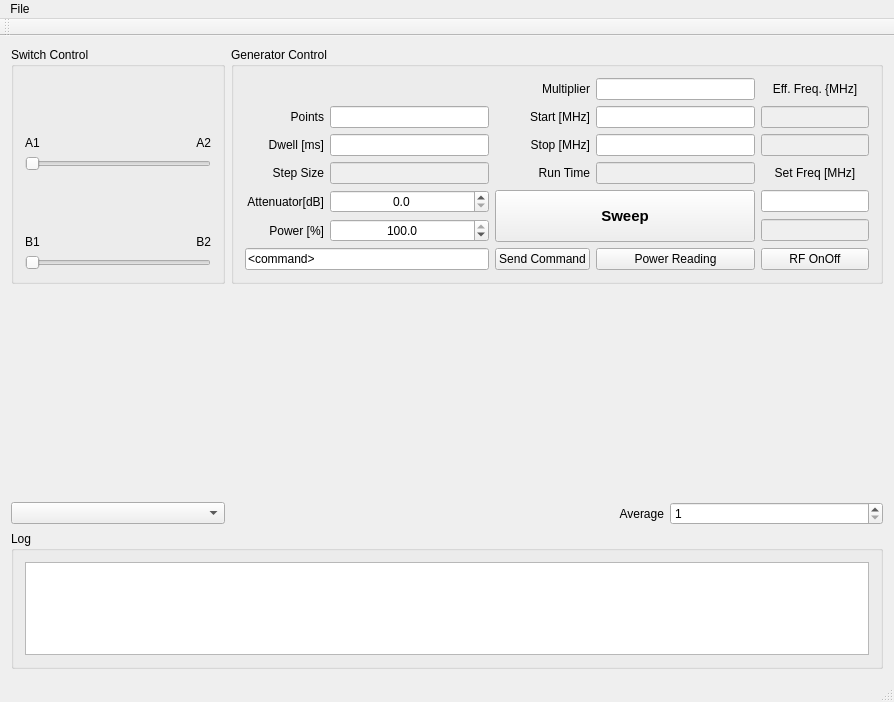
This is mainwindow.ui in TripletESR/DNP100GHz as Qt 5 draws it before an edit. The edited form follows.
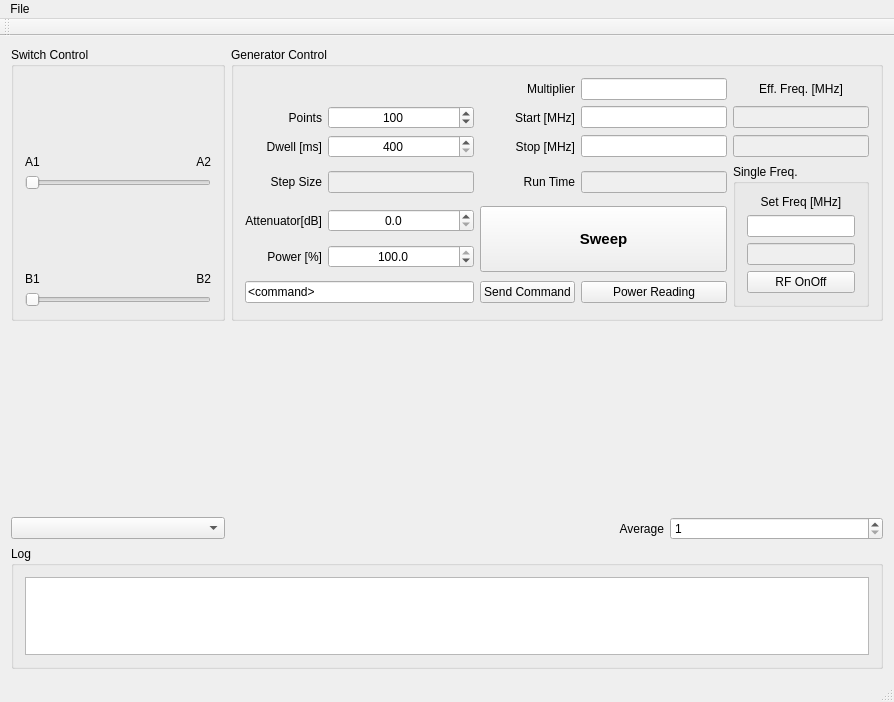
This is the edited form. Custom widgets are drawn as their Qt base class.

Commit message:
change the point and dwell inputs be spinbox
error mssage highlight

Diff of the .ui file:
```diff
--- a/mainwindow.ui
+++ b/mainwindow.ui
@@ -121,9 +121,6 @@
        <item row="1" column="3">
         <widget class="QLineEdit" name="lineEdit_Start"/>
        </item>
-       <item row="1" column="1">
-        <widget class="QLineEdit" name="lineEdit_Points"/>
-       </item>
        <item row="4" column="2">
         <widget class="QLabel" name="label_3">
          <property name="text">
@@ -134,9 +131,6 @@
          </property>
         </widget>
        </item>
-       <item row="4" column="1">
-        <widget class="QLineEdit" name="lineEdit_Dwell"/>
-       </item>
        <item row="1" column="0">
         <widget class="QLabel" name="label">
          <property name="text">
@@ -147,7 +141,14 @@
          </property>
         </widget>
        </item>
-       <item row="6" column="0">
+       <item row="9" column="2">
+        <widget class="QPushButton" name="pushButton_SendCommand">
+         <property name="text">
+          <string>Send Command</string>
+         </property>
+        </widget>
+       </item>
+       <item row="7" column="0">
         <widget class="QLabel" name="label_5">
          <property name="text">
           <string>Attenuator[dB]</string>
@@ -157,7 +158,10 @@
          </property>
         </widget>
        </item>
-       <item row="6" column="1">
+       <item row="4" column="3">
+        <widget class="QLineEdit" name="lineEdit_Stop"/>
+       </item>
+       <item row="7" column="1">
         <widget class="QDoubleSpinBox" name="doubleSpinBox">
          <property name="alignment">
           <set>Qt::AlignCenter</set>
@@ -173,41 +177,14 @@
          </property>
         </widget>
        </item>
-       <item row="4" column="3">
-        <widget class="QLineEdit" name="lineEdit_Stop"/>
-       </item>
-       <item row="8" column="0" colspan="2">
+       <item row="9" column="0" colspan="2">
         <widget class="QLineEdit" name="lineEdit">
          <property name="text">
           <string>&lt;command&gt;</string>
          </property>
         </widget>
        </item>
-       <item row="8" column="2">
-        <widget class="QPushButton" name="pushButton_SendCommand">
-         <property name="text">
-          <string>Send Command</string>
-         </property>
-        </widget>
-       </item>
-       <item row="5" column="0">
-        <widget class="QLabel" name="label_6">
-         <property name="text">
-          <string>Step Size</string>
-         </property>
-         <property name="alignment">
-          <set>Qt::AlignRight|Qt::AlignTrailing|Qt::AlignVCenter</set>
-         </property>
-        </widget>
-       </item>
-       <item row="5" column="1">
-        <widget class="QLineEdit" name="lineEdit_StepSize">
-         <property name="enabled">
-          <bool>false</bool>
-         </property>
-        </widget>
-       </item>
-       <item row="5" column="2">
+       <item row="6" column="2">
         <widget class="QLabel" name="label_7">
          <property name="text">
           <string>Run Time</string>
@@ -217,7 +194,7 @@
          </property>
         </widget>
        </item>
-       <item row="5" column="3">
+       <item row="6" column="3">
         <widget class="QLineEdit" name="lineEdit_RunTime">
          <property name="enabled">
           <bool>false</bool>
@@ -234,10 +211,17 @@
          </property>
         </widget>
        </item>
-       <item row="1" column="2">
-        <widget class="QLabel" name="label_2">
+       <item row="6" column="1">
+        <widget class="QLineEdit" name="lineEdit_StepSize">
+         <property name="enabled">
+          <bool>false</bool>
+         </property>
+        </widget>
+       </item>
+       <item row="6" column="0">
+        <widget class="QLabel" name="label_6">
          <property name="text">
-          <string>Start [MHz]</string>
+          <string>Step Size</string>
          </property>
          <property name="alignment">
           <set>Qt::AlignRight|Qt::AlignTrailing|Qt::AlignVCenter</set>
@@ -247,26 +231,7 @@
        <item row="0" column="3">
         <widget class="QLineEdit" name="lineEdit_Multiplier"/>
        </item>
-       <item row="7" column="1">
-        <widget class="QDoubleSpinBox" name="doubleSpinBox_Power">
-         <property name="alignment">
-          <set>Qt::AlignCenter</set>
-         </property>
-         <property name="decimals">
-          <number>1</number>
-         </property>
-         <property name="maximum">
-          <double>100.000000000000000</double>
-         </property>
-         <property name="singleStep">
-          <double>0.100000000000000</double>
-         </property>
-         <property name="value">
-          <double>100.000000000000000</double>
-         </property>
-        </widget>
-       </item>
-       <item row="7" column="0">
+       <item row="8" column="0">
         <widget class="QLabel" name="label_8">
          <property name="text">
           <string>Power [%]</string>
@@ -276,35 +241,43 @@
          </property>
         </widget>
        </item>
-       <item row="8" column="3">
+       <item row="9" column="3">
         <widget class="QPushButton" name="pushButton_ReadPower">
          <property name="text">
           <string>Power Reading</string>
          </property>
         </widget>
        </item>
-       <item row="1" column="4">
-        <widget class="QLineEdit" name="lineEdit_EffStart">
-         <property name="enabled">
-          <bool>false</bool>
-         </property>
-        </widget>
-       </item>
-       <item row="4" column="4">
-        <widget class="QLineEdit" name="lineEdit_EffStop">
-         <property name="enabled">
-          <bool>false</bool>
-         </property>
-        </widget>
-       </item>
-       <item row="8" column="4">
-        <widget class="QPushButton" name="pushButton_RFOnOff">
+       <item row="1" column="2">
+        <widget class="QLabel" name="label_2">
          <property name="text">
-          <string>RF OnOff</string>
+          <string>Start [MHz]</string>
          </property>
+         <property name="alignment">
+          <set>Qt::AlignRight|Qt::AlignTrailing|Qt::AlignVCenter</set>
+         </property>
         </widget>
        </item>
-       <item row="6" column="2" rowspan="2" colspan="2">
+       <item row="8" column="1">
+        <widget class="QDoubleSpinBox" name="doubleSpinBox_Power">
+         <property name="alignment">
+          <set>Qt::AlignCenter</set>
+         </property>
+         <property name="decimals">
+          <number>1</number>
+         </property>
+         <property name="maximum">
+          <double>100.000000000000000</double>
+         </property>
+         <property name="singleStep">
+          <double>0.100000000000000</double>
+         </property>
+         <property name="value">
+          <double>100.000000000000000</double>
+         </property>
+        </widget>
+       </item>
+       <item row="7" column="2" rowspan="2" colspan="2">
         <widget class="QPushButton" name="pushButton_Sweep">
          <property name="sizePolicy">
           <sizepolicy hsizetype="Preferred" vsizetype="Preferred">
@@ -333,31 +306,93 @@
        <item row="0" column="4">
         <widget class="QLabel" name="label_11">
          <property name="text">
-          <string>Eff. Freq. {MHz]</string>
+          <string>Eff. Freq. [MHz]</string>
          </property>
          <property name="alignment">
           <set>Qt::AlignCenter</set>
          </property>
         </widget>
        </item>
-       <item row="5" column="4">
-        <widget class="QLabel" name="label_10">
-         <property name="text">
-          <string>Set Freq [MHz]</string>
+       <item row="4" column="4">
+        <widget class="QLineEdit" name="lineEdit_EffStop">
+         <property name="enabled">
+          <bool>false</bool>
          </property>
+        </widget>
+       </item>
+       <item row="1" column="4">
+        <widget class="QLineEdit" name="lineEdit_EffStart">
+         <property name="enabled">
+          <bool>false</bool>
+         </property>
+        </widget>
+       </item>
+       <item row="4" column="1">
+        <widget class="QSpinBox" name="spinBox_Dwell">
          <property name="alignment">
           <set>Qt::AlignCenter</set>
          </property>
+         <property name="minimum">
+          <number>400</number>
+         </property>
+         <property name="maximum">
+          <number>100000</number>
+         </property>
+         <property name="singleStep">
+          <number>50</number>
+         </property>
         </widget>
        </item>
-       <item row="6" column="4">
-        <widget class="QLineEdit" name="lineEdit_Freq"/>
+       <item row="1" column="1">
+        <widget class="QSpinBox" name="spinBox_Points">
+         <property name="alignment">
+          <set>Qt::AlignCenter</set>
+         </property>
+         <property name="minimum">
+          <number>50</number>
+         </property>
+         <property name="maximum">
+          <number>10000</number>
+         </property>
+         <property name="value">
+          <number>100</number>
+         </property>
+        </widget>
        </item>
-       <item row="7" column="4">
-        <widget class="QLineEdit" name="lineEdit_EffFreq">
-         <property name="enabled">
-          <bool>false</bool>
+       <item row="6" column="4" rowspan="4">
+        <widget class="QGroupBox" name="groupBox_2">
+         <property name="title">
+          <string>Single Freq.</string>
          </property>
+         <layout class="QVBoxLayout" name="verticalLayout">
+          <item>
+           <widget class="QLabel" name="label_10">
+            <property name="text">
+             <string>Set Freq [MHz]</string>
+            </property>
+            <property name="alignment">
+             <set>Qt::AlignCenter</set>
+            </property>
+           </widget>
+          </item>
+          <item>
+           <widget class="QLineEdit" name="lineEdit_Freq"/>
+          </item>
+          <item>
+           <widget class="QLineEdit" name="lineEdit_EffFreq">
+            <property name="enabled">
+             <bool>false</bool>
+            </property>
+           </widget>
+          </item>
+          <item>
+           <widget class="QPushButton" name="pushButton_RFOnOff">
+            <property name="text">
+             <string>RF OnOff</string>
+            </property>
+           </widget>
+          </item>
+         </layout>
         </widget>
        </item>
       </layout>
```
Left out of the diff: 2 changed lines with no effect on the pictures. The commit also changes 3 other files.
